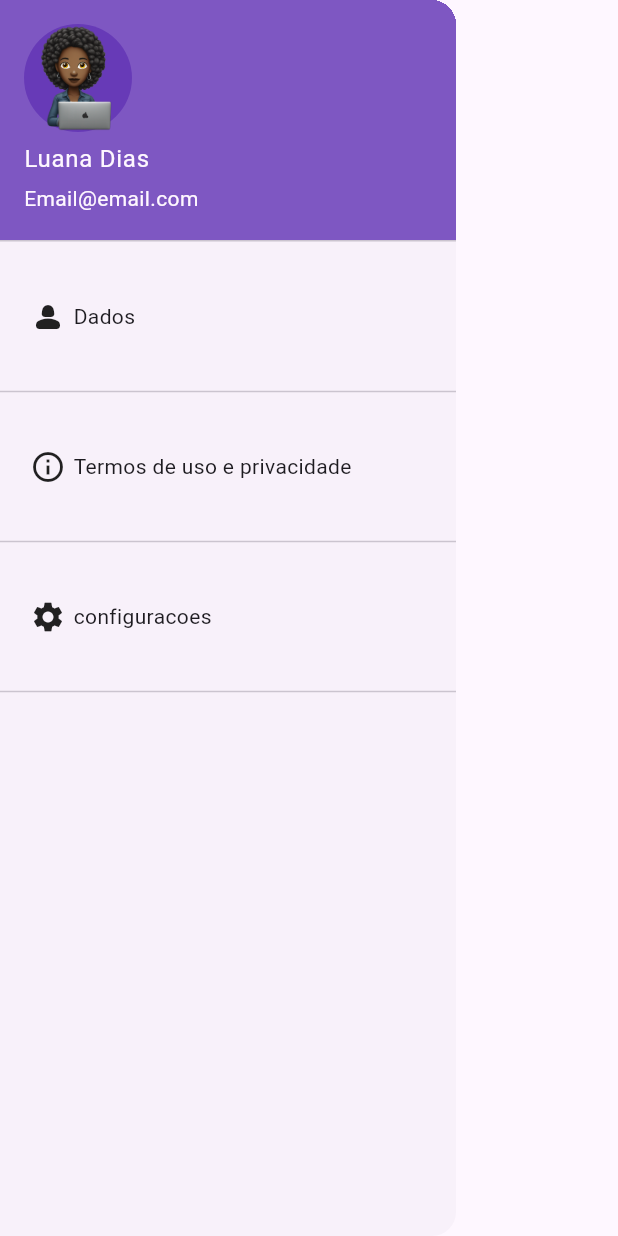
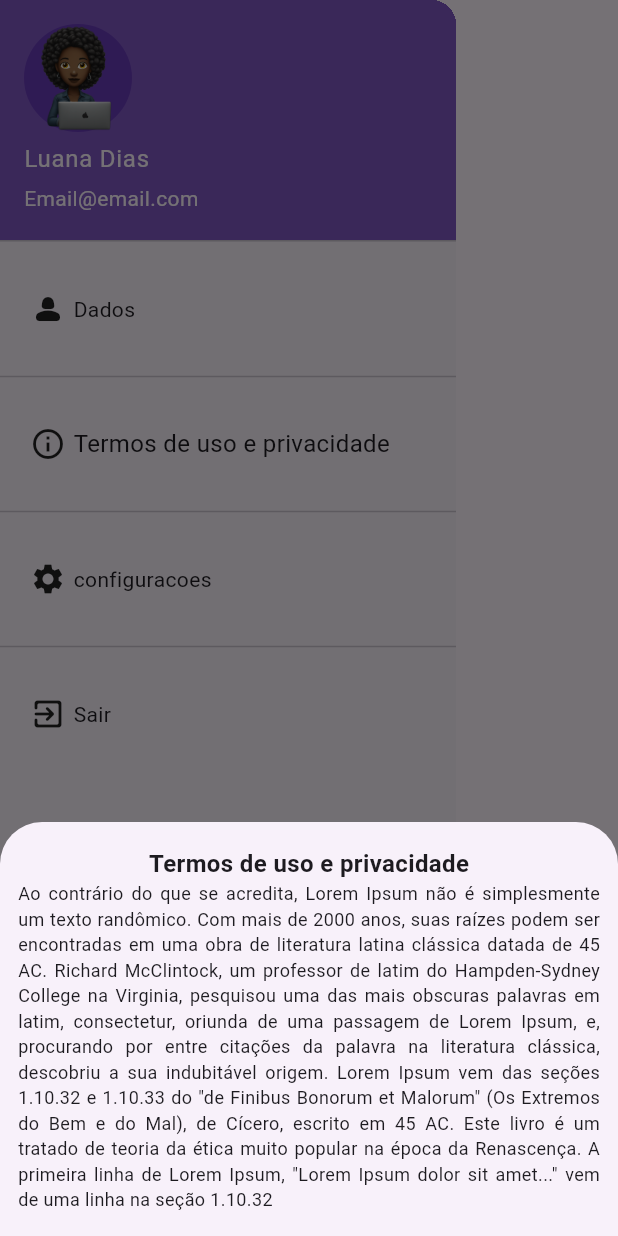
Before and after one commit to LuaDlc/login_app, a Flutter app: the CustomDrawer widget shown alone on an empty page, opened directly, after a tap on "Termos de uso e privacidade", on a phone screen of 412 x 824 dp. Run offline on Flutter 3.47's test engine with Material 2 defaults, Android fonts, the phone set to English and light mode, and no system bars; network calls fail.

```diff
--- a/lib/shared/widgets/custom_drawer.dart
+++ b/lib/shared/widgets/custom_drawer.dart
@@ -1,4 +1,5 @@
 import 'package:flutter/material.dart';
+import 'package:login_app/pages/login_page.dart';
 
 import '../../pages/dados_cadastrais.dart';
 
@@ -13,7 +14,40 @@ class CustomDrawer extends StatelessWidget {
         mainAxisAlignment: MainAxisAlignment.start,
         children: [
           //componente que cria tipo um containter com os dados inseridos ans propriedades
-          UserAccountsDrawerHeader(
+          GestureDetector(
+            onTap: () {
+              showModalBottomSheet(
+                  shape: RoundedRectangleBorder(
+                      borderRadius: BorderRadius.circular(10)),
+                  context: context,
+                  builder: (BuildContext context) {
+                    return Wrap(children: [
+                      Column(
+                        children: [
+                          ListTile(
+                            contentPadding: const EdgeInsets.all(8.0),
+                            title: const Text('camera'),
+                            leading: IconButton(
+                                onPressed: () {
+                                  Navigator.pop(context);
+                                },
+                                icon: const Icon(Icons.camera_alt_outlined)),
+                          ),
+                          ListTile(
+                            contentPadding: const EdgeInsets.all(8.0),
+                            title: const Text('album'),
+                            leading: IconButton(
+                                onPressed: () {
+                                  Navigator.pop(context);
+                                },
+                                icon: const Icon(Icons.album_rounded)),
+                          ),
+                        ],
+                      )
+                    ]);
+                  });
+            },
+            child: UserAccountsDrawerHeader(
                 decoration: BoxDecoration(color: Colors.deepPurple[400]),
                 currentAccountPicture: CircleAvatar(
                   backgroundColor: Colors.deepPurple,
@@ -21,8 +55,9 @@ class CustomDrawer extends StatelessWidget {
                 ),
                 accountName: const Text("Luana Dias"),
                 accountEmail: const Text("Email@email.com")),
+          ),
           const SizedBox(
-            height: 20,
+            height: 15,
           ),
           GestureDetector(
             onTap: () {
@@ -51,11 +86,11 @@ class CustomDrawer extends StatelessWidget {
             ),
           ),
           const SizedBox(
-            height: 20,
+            height: 15,
           ),
           const Divider(),
           const SizedBox(
-            height: 20,
+            height: 15,
           ),
           Padding(
             padding: const EdgeInsets.symmetric(vertical: 10, horizontal: 20),
@@ -67,19 +102,46 @@ class CustomDrawer extends StatelessWidget {
                 ),
                 GestureDetector(
                   onTap: () {
-                    print('sasa');
+                    showModalBottomSheet(
+                        context: context,
+                        builder: (BuildContext context) {
+                          return Container(
+                            padding: const EdgeInsets.symmetric(
+                                horizontal: 12, vertical: 16),
+                            child: const SingleChildScrollView(
+                              child: Column(
+                                children: [
+                                  Text(
+                                    'Termos de uso e privacidade',
+                                    style: TextStyle(
+                                        fontSize: 16,
+                                        fontWeight: FontWeight.bold),
+                                  ),
+                                  Text(
+                                    'Ao contrário do que se acredita, Lorem Ipsum não é simplesmente um texto randômico. Com mais de 2000 anos, suas raízes podem ser encontradas em uma obra de literatura latina clássica datada de 45 AC. Richard McClintock, um professor de latim do Hampden-Sydney College na Virginia, pesquisou uma das mais obscuras palavras em latim, consectetur, oriunda de uma passagem de Lorem Ipsum, e, procurando por entre citações da palavra na literatura clássica, descobriu a sua indubitável origem. Lorem Ipsum vem das seções 1.10.32 e 1.10.33 do "de Finibus Bonorum et Malorum" (Os Extremos do Bem e do Mal), de Cícero, escrito em 45 AC. Este livro é um tratado de teoria da ética muito popular na época da Renascença. A primeira linha de Lorem Ipsum, "Lorem Ipsum dolor sit amet..." vem de uma linha na seção 1.10.32',
+                                    style: TextStyle(fontSize: 12),
+                                    textAlign: TextAlign.justify,
+                                  ),
+                                ],
+                              ),
+                            ),
+                          );
+                        });
                   },
-                  child: const Text('Termos de uso e privacidade'),
+                  child: const Text(
+                    'Termos de uso e privacidade',
+                    style: TextStyle(fontSize: 16),
+                  ),
                 ),
               ],
             ),
           ),
           const SizedBox(
-            height: 20,
+            height: 15,
           ),
           const Divider(),
           const SizedBox(
-            height: 20,
+            height: 15,
           ),
           Padding(
             padding: const EdgeInsets.symmetric(vertical: 10, horizontal: 20),
@@ -90,17 +152,64 @@ class CustomDrawer extends StatelessWidget {
                   width: 5,
                 ),
                 GestureDetector(
-                    onTap: () {
-                      print('sasa');
-                    },
-                    child: const Text('configuracoes')),
+                    onTap: () {}, child: const Text('configuracoes')),
               ],
             ),
           ),
           const SizedBox(
-            height: 20,
+            height: 15,
           ),
           const Divider(),
+          const SizedBox(
+            height: 15,
+          ),
+          Padding(
+            padding: const EdgeInsets.symmetric(vertical: 10, horizontal: 20),
+            child: Row(
+              children: [
+                const Icon(Icons.exit_to_app_rounded),
+                const SizedBox(
+                  width: 5,
+                ),
+                GestureDetector(
+                    onTap: () {
+                      showDialog(
+                          context: context,
+                          builder: (BuildContext context) {
+                            return AlertDialog(
+                              alignment: Alignment.centerLeft,
+                              elevation: 8,
+                              title: const Wrap(children: [Text('Sair')]),
+                              content: const Text('Deseja sair do app?'),
+                              actions: [
+                                Row(
+                                  mainAxisAlignment: MainAxisAlignment.end,
+                                  children: [
+                                    TextButton(
+                                      onPressed: () {
+                                        Navigator.pushReplacement(
+                                            context,
+                                            MaterialPageRoute(
+                                                builder: (context) =>
+                                                    const LoginPage())); //usuario retorna á tela de login
+                                      },
+                                      child: const Text('Sair'),
+                                    ),
+                                    TextButton(
+                                        onPressed: () {
+                                          Navigator.pop(context);
+                                        },
+                                        child: const Text('voltar'))
+                                  ],
+                                )
+                              ],
+                            );
+                          });
+                    },
+                    child: const Text('Sair')),
+              ],
+            ),
+          ),
         ],
       ),
     );
```
Lines whose indentation alone changed are shown as unchanged.
